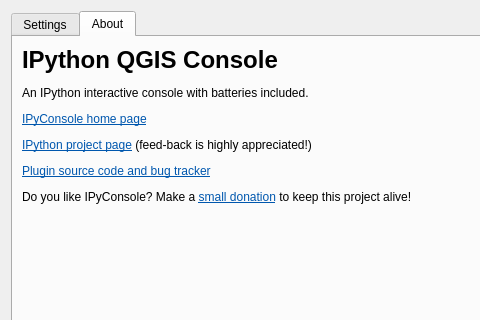
elpaso/qgis-ipythonconsole, file Ui_SettingsDialog.ui: the form before one commit; both pictures show x 0 to 480 and y 0 to 320 of the 956 by 612 pixel window.
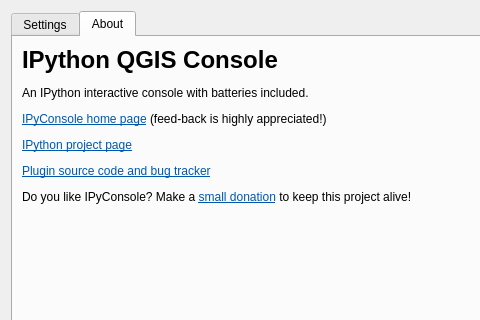
The form after the commit. Icons and pictures are not drawn.

Diff of the .ui file:
```diff
--- a/Ui_SettingsDialog.ui
+++ b/Ui_SettingsDialog.ui
@@ -111,7 +111,7 @@
            <item>
             <widget class="QLabel" name="label">
              <property name="text">
-              <string>&lt;html&gt;&lt;head/&gt;&lt;body&gt;&lt;p&gt;&lt;span style=&quot; font-size:xx-large; font-weight:600;&quot;&gt;IPython QGIS Console &lt;/span&gt;&lt;/p&gt;&lt;p&gt;An IPython interactive console with batteries included. &lt;/p&gt;&lt;p&gt;&lt;a href=&quot;http://www.itopen.it&quot;&gt;&lt;span style=&quot; text-decoration: underline; color:#0057ae;&quot;&gt;IPyConsole home page&lt;/span&gt;&lt;/a&gt;&lt;/p&gt;&lt;p&gt;&lt;a href=&quot;http://www.ipython.org&quot;&gt;&lt;span style=&quot; text-decoration: underline; color:#0057ae;&quot;&gt;IPython project page&lt;/span&gt;&lt;/a&gt; (feed-back is highly appreciated!)&lt;/p&gt;&lt;p&gt;&lt;a href=&quot;https://github.com/elpaso/qgis-ipythonconsole&quot;&gt;&lt;span style=&quot; text-decoration: underline; color:#0057ae;&quot;&gt;Plugin source code and bug tracker&lt;/span&gt;&lt;/a&gt;&lt;/p&gt;&lt;p&gt;Do you like IPyConsole? Make a &lt;a href=&quot;https://www.paypal.com/cgi-bin/webscr?cmd=_s-xclick&amp;amp;hosted_button_id=XEXYSQAQQYZGS&quot;&gt;&lt;span style=&quot; text-decoration: underline; color:#0057ae;&quot;&gt;small donation&lt;/span&gt;&lt;/a&gt; to keep this project alive! &lt;a href=&quot;https://www.paypal.com/cgi-bin/webscr?cmd=_s-xclick&amp;amp;hosted_button_id=XEXYSQAQQYZGS&quot;&gt;&lt;img src=&quot;:/plugins/IPyConsole/icons/paypal.png&quot;/&gt;&lt;/a&gt;&lt;/p&gt;&lt;/body&gt;&lt;/html&gt;</string>
+              <string>&lt;html&gt;&lt;head/&gt;&lt;body&gt;&lt;p&gt;&lt;span style=&quot; font-size:xx-large; font-weight:600;&quot;&gt;IPython QGIS Console &lt;/span&gt;&lt;/p&gt;&lt;p&gt;An IPython interactive console with batteries included. &lt;/p&gt;&lt;p&gt;&lt;a href=&quot;http://www.itopen.it&quot;&gt;&lt;span style=&quot; text-decoration: underline; color:#0057ae;&quot;&gt;IPyConsole home page&lt;/span&gt;&lt;/a&gt;  (feed-back is highly appreciated!)&lt;/p&gt;&lt;p&gt;&lt;a href=&quot;http://www.ipython.org&quot;&gt;&lt;span style=&quot; text-decoration: underline; color:#0057ae;&quot;&gt;IPython project page&lt;/span&gt;&lt;/a&gt;&lt;/p&gt;&lt;p&gt;&lt;a href=&quot;https://github.com/elpaso/qgis-ipythonconsole&quot;&gt;&lt;span style=&quot; text-decoration: underline; color:#0057ae;&quot;&gt;Plugin source code and bug tracker&lt;/span&gt;&lt;/a&gt;&lt;/p&gt;&lt;p&gt;Do you like IPyConsole? Make a &lt;a href=&quot;https://www.paypal.com/cgi-bin/webscr?cmd=_s-xclick&amp;amp;hosted_button_id=XEXYSQAQQYZGS&quot;&gt;&lt;span style=&quot; text-decoration: underline; color:#0057ae;&quot;&gt;small donation&lt;/span&gt;&lt;/a&gt; to keep this project alive! &lt;a href=&quot;https://www.paypal.com/cgi-bin/webscr?cmd=_s-xclick&amp;amp;hosted_button_id=XEXYSQAQQYZGS&quot;&gt;&lt;img src=&quot;:/plugins/IPyConsole/icons/paypal.png&quot;/&gt;&lt;/a&gt;&lt;/p&gt;&lt;/body&gt;&lt;/html&gt;</string>
              </property>
              <property name="alignment">
               <set>Qt::AlignLeading|Qt::AlignLeft|Qt::AlignTop</set>
```
